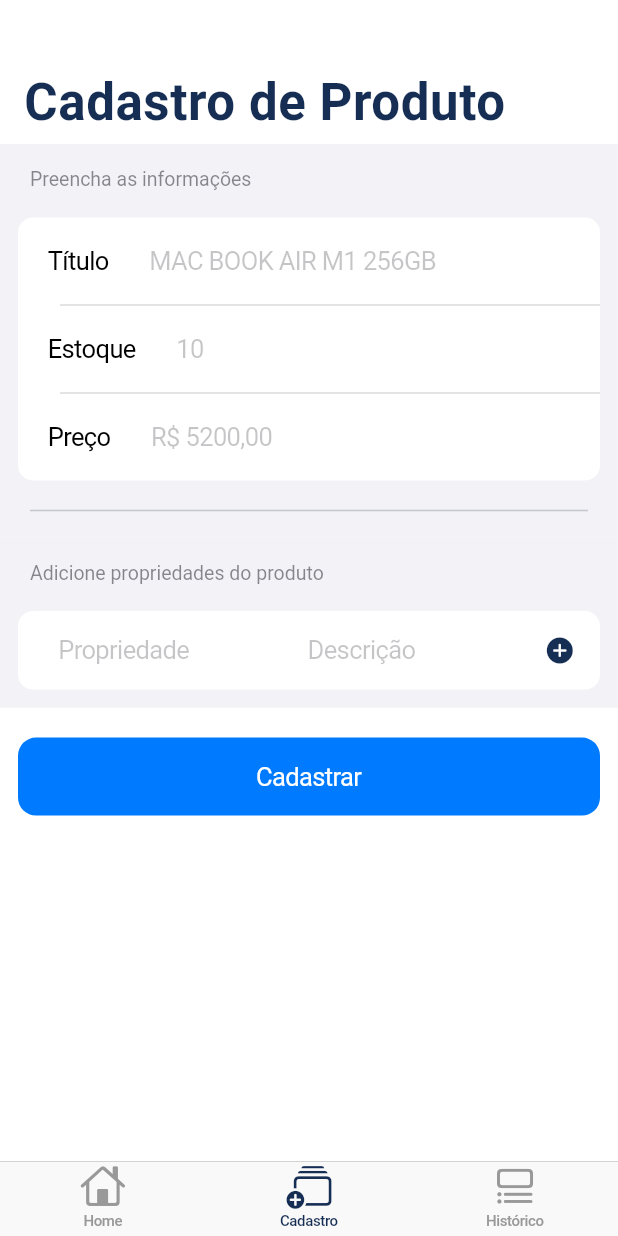
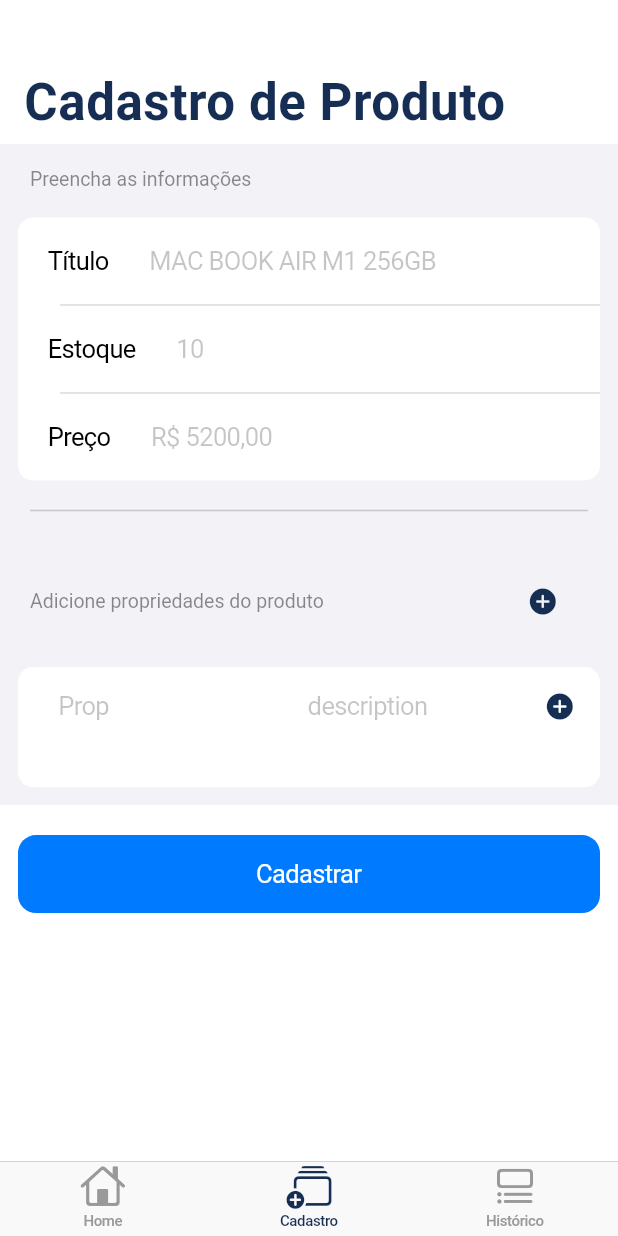
Before and after one commit to devcsuzarte/myCommerce_Flutter, a Flutter app: the screen it shows after launch, item 2 of the bottom bar chosen, on a phone screen of 412 x 824 dp. Run offline on Flutter 3.47's test engine with Material 3 defaults, Android fonts, the phone set to English and light mode, and no system bars; our stand-ins replace cloud_firestore, firebase_core; accounts and stored records are empty.

Commit message:
Add detail fixed

```diff
--- a/lib/controller/commerce_data.dart
+++ b/lib/controller/commerce_data.dart
@@ -1,4 +1,5 @@
 import 'package:flutter/cupertino.dart';
+import 'package:mycommerce/models/detail_model.dart';
 import 'package:mycommerce/models/item_model.dart';
 import 'package:mycommerce/models/bill_model.dart';
 import 'package:cloud_firestore/cloud_firestore.dart';
@@ -6,77 +7,18 @@ import 'package:cloud_firestore/cloud_firestore.dart';
 class ItemData extends ChangeNotifier {
   final db = FirebaseFirestore.instance;
 
-  List<Item> itemsList = [
-    // Item(
-    //   productName: 'New item 1',
-    //   details: ['Cor: Preta', 'Armazenamento: 128GB'],
-    //   price: 300.0,
-    //   stock: 98,
-    //   id: "00x1",
-    // ),    Item(
-    //   productName: 'New item 2',
-    //   details: ['Cor: Azul', 'Armazenamento: 128GB'],
-    //   price: 300.0,
-    //   stock: 98,
-    //   id: "00x2",
-    // ),    Item(
-    //   productName: 'New item 3',
-    //   details: ['Cor: Amarelo', 'Armazenamento: 128GB'],
-    //   price: 300.0,
-    //   stock: 98,
-    //   id: "00x3",
-    // ),    Item(
-    //   productName: 'New item 4',
-    //   details: ['Cor: Vermelho', 'Armazenamento: 64GB'],
-    //   price: 300.0,
-    //   stock: 98,
-    //   id: "00x4",
-    // ),
-    // Item(
-    //   productName: 'New item 1',
-    //   details: ['Cor: Preta', 'Armazenamento: 128GB'],
-    //   price: 300.0,
-    //   stock: 98,
-    //   id: "00x5",
-    // ),    Item(
-    //   productName: 'New item 2',
-    //   details: ['Cor: Azul', 'Armazenamento: 128GB'],
-    //   price: 300.0,
-    //   stock: 98,
-    //   id: "00x6",
-    // ),    Item(
-    //   productName: 'New item 3',
-    //   details: ['Cor: Amarelo', 'Armazenamento: 128GB'],
-    //   price: 300.0,
-    //   stock: 98,
-    //   id: "00x7",
-    // ),    Item(
-    //   productName: 'New item 4',
-    //   details: ['Cor: Vermelho', 'Armazenamento: 64GB'],
-    //   price: 300.0,
-    //   stock: 98,
-    //   id: "00x8",
-    // ),
-  ];
+  List<Item> itemsList = [];
+  List<Item> finishSaleList = [];
+  List<Detail> detailList = [Detail('Prop', 'description', TextEditingController())];
 
-  List<Bill> salesList = [
-    // Bill(
-    //     dateTime: DateTime.now(),
-    //     itemsSold: [Item(productName: 'Macbook Air 13', price: 350.0, stock: 2), Item(productName: 'Macbook Air 13', price: 350.0, stock: 2), Item(productName: 'Macbook Air 13', price: 350.0, stock: 2),],
-    //     totalBill: 55000.77
-    // ),      Bill(
-    //     dateTime: DateTime.now(),
-    //     itemsSold: [Item(productName: 'Macbook Air 13', price: 350.0, stock: 2), Item(productName: 'Macbook Air 13', price: 350.0, stock: 2), Item(productName: 'Macbook Air 13', price: 350.0, stock: 2),],
-    //     totalBill: 55000.77
-    // ),      Bill(
-    //     dateTime: DateTime.now(),
-    //     itemsSold: [Item(productName: 'Macbook Air 13', price: 350.0, stock: 2), Item(productName: 'Macbook Air 13', price: 350.0, stock: 2), Item(productName: 'Macbook Air 13', price: 350.0, stock: 2),],
-    //     totalBill: 55000.77
-    // ),
-  ];
-
-  List<Item> finishSaleList = [];
-
+  void registerItem(Item newItem){
+    db.collection('items').add({
+      'productName': newItem.productName,
+      'details': newItem.details,
+      'price': newItem.price,
+      'stock': newItem.stock,
+    }).then((DocumentReference doc) => print('DocumentSnapshot added with ID: ${doc.id}'));
+  }
   void registerSale() {
     db.collection('bill').add({
       'dateTime': DateTime.now().millisecondsSinceEpoch,
@@ -86,6 +28,7 @@ class ItemData extends ChangeNotifier {
     finishSaleList = [];
     notifyListeners();
   }
+
 
   List<dynamic> get mapItemSoldList{
     List<Map<String, dynamic>> soldList = [];
@@ -133,4 +76,14 @@ class ItemData extends ChangeNotifier {
     notifyListeners();
   }
 
+  void addDetail() {
+    detailList.add(Detail('property', 'description', TextEditingController()));
+    notifyListeners();
+  }
+
+  void removeDetail(int index) {
+    detailList.removeAt(index);
+    notifyListeners();
+  }
+
 }
--- /dev/null
+++ b/lib/models/detail_model.dart
@@ -0,0 +1,13 @@
+import 'package:flutter/cupertino.dart';
+
+class Detail {
+  String property;
+  String description;
+  TextEditingController textController;
+
+  Detail(
+      this.property,
+      this.description,
+      this.textController,
+      );
+}
--- a/lib/screens/add_item_screen/cupertino_add_item_screen.dart
+++ b/lib/screens/add_item_screen/cupertino_add_item_screen.dart
@@ -1,9 +1,13 @@
 import 'package:flutter/cupertino.dart';
 import 'package:flutter/material.dart';
 import 'package:mycommerce/constants.dart';
+import 'package:mycommerce/controller/commerce_data.dart';
+import 'package:mycommerce/models/detail_model.dart';
 import 'package:mycommerce/models/item_model.dart';
+import 'package:mycommerce/widgets/detail_list/detailList.dart';
 import 'package:mycommerce/widgets/navigation_bar/appbar_cupertino.dart';
 import 'package:cloud_firestore/cloud_firestore.dart';
+import 'package:provider/provider.dart';
 
 final db = FirebaseFirestore.instance;
 
@@ -86,37 +90,24 @@ class _CupertinoAddItemScreenState extends State<CupertinoAddItemScreen> {
                   ),
                   CupertinoFormSection.insetGrouped(
                     margin: EdgeInsets.all(12),
-                    header: Text('Adicione propriedades do produto'),
+                    header: Row(
+                      mainAxisAlignment: MainAxisAlignment.spaceBetween,
                       children: [
-                        Row(
-                          mainAxisAlignment: MainAxisAlignment.spaceBetween,
-                          crossAxisAlignment: CrossAxisAlignment.center,
-                          children: [
-                            Flexible(
-                              flex: 3,
-                              child: CupertinoTextFormFieldRow(
-                                textInputAction: TextInputAction.next,
-                                placeholder: 'Propriedade',
-                              ),
-                            ),
-                            Flexible(
-                              flex: 3,
-                              child: CupertinoTextFormFieldRow(
-                                textInputAction: TextInputAction.next,
-                                placeholder: 'Descrição',
-                              ),
-                            ),
-                            Expanded(
-                                child: CupertinoButton(
+                        Text('Adicione propriedades do produto'),
+                        CupertinoButton(
                             child: Icon(
                               CupertinoIcons.add_circled_solid,
                               color: kSecondaryColor,
                             ),
                             onPressed: () {
-                                      print('Add detail pressed');
-                                    })
+                              Provider.of<ItemData>(context, listen: false).addDetail();
+                            }),
+                      ],
                     ),
-                          ],
+                    children: [
+                      SizedBox(
+                        height: 80,
+                        child: Detaillist(),
                       ),
                     ],
                   ),
@@ -130,14 +121,9 @@ class _CupertinoAddItemScreenState extends State<CupertinoAddItemScreen> {
                         onPressed: () {
                           final form = formKey.currentState!;
                           if (form.validate()){
-                            var newitem = Item(productName: title, details: ['Branco', 'Grande'], stock: 40, price: 4500.0);
-                            db.collection('items').add({
-                              'productName': newitem.productName,
-                              'details': newitem.details,
-                              'price': newitem.price,
-                              'stock': newitem.stock,
-                            }).then((DocumentReference doc) => print('DocumentSnapshot added with ID: ${doc.id}'));
-                            print('Form is valid ${newitem.productName}');
+                            var newItem = Item(productName: title, details: ['Branco', 'Grande'], stock: 40, price: 4500.0);
+                            ItemData().registerItem(newItem);
+                            print('Form is valid ${newItem.productName}');
                           }
                         },
                         child: Text('Cadastrar'),
@@ -150,3 +136,52 @@ class _CupertinoAddItemScreenState extends State<CupertinoAddItemScreen> {
     ) ;
   }
 }
+
+
+// List<Widget> DetailsList = [
+//   Row(
+//     mainAxisAlignment: MainAxisAlignment.spaceBetween,
+//     crossAxisAlignment: CrossAxisAlignment.center,
+//     children: [
+//       Flexible(
+//         flex: 3,
+//         child: CupertinoTextFormFieldRow(
+//           textInputAction: TextInputAction.next,
+//           placeholder: 'Propriedade',
+//         ),
+//       ),
+//       Flexible(
+//         flex: 3,
+//         child: CupertinoTextFormFieldRow(
+//           textInputAction: TextInputAction.next,
+//           placeholder: 'Descrição',
+//         ),
+//       ),
+//     ],
+//   ),
+// ];
+//
+// void addDetail(){
+//   DetailsList.add(
+//     Row(
+//       mainAxisAlignment: MainAxisAlignment.spaceBetween,
+//       crossAxisAlignment: CrossAxisAlignment.center,
+//       children: [
+//         Flexible(
+//           flex: 3,
+//           child: CupertinoTextFormFieldRow(
+//             textInputAction: TextInputAction.next,
+//             placeholder: 'Propriedade',
+//           ),
+//         ),
+//         Flexible(
+//           flex: 3,
+//           child: CupertinoTextFormFieldRow(
+//             textInputAction: TextInputAction.next,
+//             placeholder: 'Descrição',
+//           ),
+//         ),
+//       ],
+//     ),
+//   );
+// }
--- /dev/null
+++ b/lib/widgets/detail_list/detailList.dart
@@ -0,0 +1,52 @@
+import 'package:flutter/cupertino.dart';
+import 'package:mycommerce/controller/commerce_data.dart';
+import 'package:provider/provider.dart';
+import 'package:mycommerce/constants.dart';
+
+class Detaillist extends StatelessWidget {
+  const Detaillist({super.key});
+
+  @override
+  Widget build(BuildContext context) {
+    return Consumer<ItemData>(
+        builder: (context, itemData, child){
+          return ListView.builder(
+              itemBuilder: (context, index) {
+                final detail = itemData.detailList[index];
+                return  Row(
+                  mainAxisAlignment: MainAxisAlignment.spaceBetween,
+                  crossAxisAlignment: CrossAxisAlignment.center,
+                  children: [
+                    Flexible(
+                      flex: 3,
+                      child: CupertinoTextFormFieldRow(
+                        textInputAction: TextInputAction.next,
+                        placeholder: detail.property,
+                      ),
+                    ),
+                    Flexible(
+                      flex: 3,
+                      child: CupertinoTextFormFieldRow(
+                        textInputAction: TextInputAction.next,
+                        placeholder: detail.description,
+                      ),
+                    ),
+                    Expanded(
+                        child: CupertinoButton(
+                            child: Icon(
+                              CupertinoIcons.add_circled_solid,
+                              color: kSecondaryColor,
+                            ),
+                            onPressed: () {
+                              Provider.of<ItemData>(context, listen: false).removeDetail(index);
+                              print('Add detail pressed');
+                            })
+                    ),
+                  ],
+                );
+              },
+            itemCount: Provider.of<ItemData>(context, listen: false).detailList.length,
+          );
+        });
+  }
+}
```
Also changed, not shown: lib/widgets/items_screen_widgets/items_list.dart (+0 -21 lines). Lines whose indentation alone changed are shown as unchanged.
